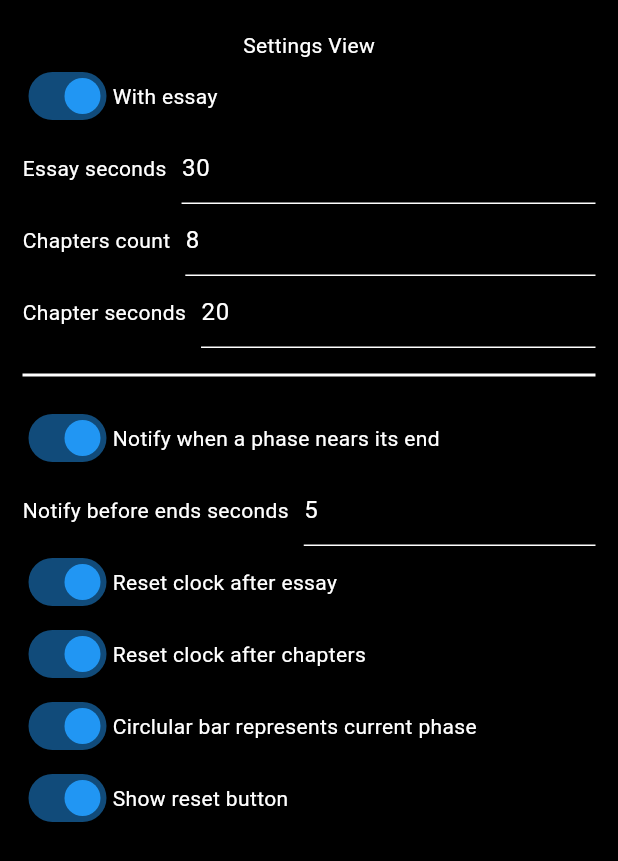
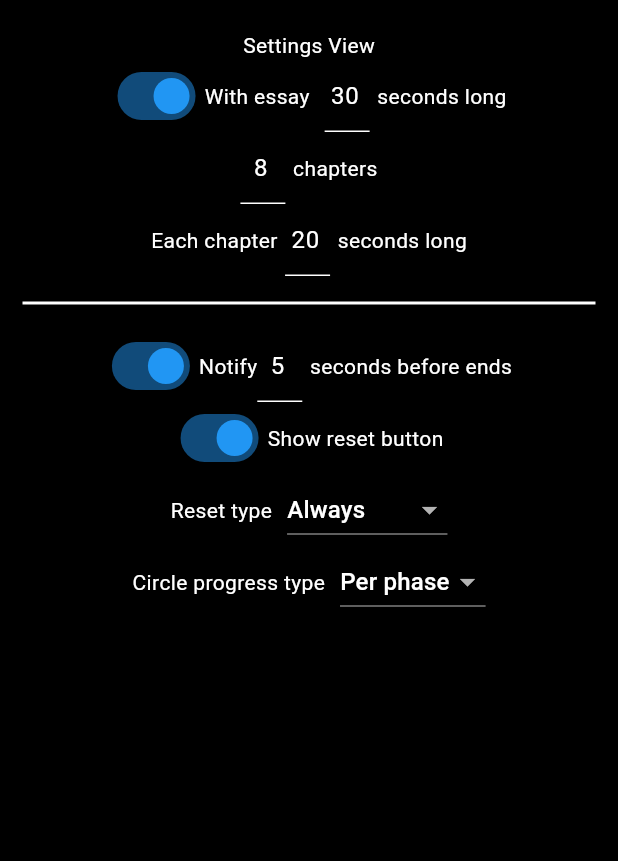
Before and after one commit to dvirberlo/psychoclock_flutter, a Flutter app: the SettingsView widget shown alone on an empty page, opened directly, on a phone screen of 412 x 824 dp. Shown: the top 861 px of the screen. Run offline on Flutter 3.47's test engine with Material 2 defaults, Android fonts, the phone set to English and light mode, and no system bars; our stand-ins replace rxdart, shared_preferences; missing offline and left inert: flutter_adaptive_scaffold; accounts and stored records are empty; Roboto replaces fonts that are missing (Hind).

Commit message:
feat: better settings model and UI

```diff
--- a/lib/controllers/clock_controller.dart
+++ b/lib/controllers/clock_controller.dart
@@ -222,10 +222,11 @@ class ClockController {
     final cache = _tickCache!;
     var seconds = cache.ranSeconds;
     if (cache.phase.type == ClockPhaseType.chapters) {
-      if (settings.resetVisualClockEssay && settings.withEssay) {
+      if (settings.resetType != ResetType.never && settings.withEssay) {
         seconds -= settings.essaySeconds;
       }
-      if (settings.resetVisualClockChapter && (cache.phase.counter ?? 0) > 0) {
+      if (settings.resetType == ResetType.always &&
+          (cache.phase.counter ?? 0) > 0) {
         seconds = seconds % settings.chapterSeconds;
       }
     }
--- a/lib/controllers/settings_controller.dart
+++ b/lib/controllers/settings_controller.dart
@@ -28,16 +28,12 @@ class SettingsController {
       defaultSettings.secondsLeftCount, () => _instance._onSettingsChanged());
   final notifyEnds = Streamable<bool>.withListener(
       defaultSettings.notifyEnds, () => _instance._onSettingsChanged());
-  final resetVisualClockEssay = Streamable<bool>.withListener(
-      defaultSettings.resetVisualClockEssay,
-      () => _instance._onSettingsChanged());
-  final resetVisualClockChapter = Streamable<bool>.withListener(
-      defaultSettings.resetVisualClockChapter,
-      () => _instance._onSettingsChanged());
+  final showReset = Streamable<bool>.withListener(
+      defaultSettings.showReset, () => _instance._onSettingsChanged());
   final progressType = Streamable<ProgressType>.withListener(
       defaultSettings.progressType, () => _instance._onSettingsChanged());
-  final showReset = Streamable<bool>.withListener(
-      defaultSettings.showReset, () => _instance._onSettingsChanged());
+  final resetType = Streamable<ResetType>.withListener(
+      defaultSettings.resetType, () => _instance._onSettingsChanged());
 
   Settings generateSettings() => Settings(
         withEssay: withEssay.current,
@@ -47,10 +43,9 @@ class SettingsController {
         notifyBeforeEnd: notifyBeforeEnd.current,
         secondsLeftCount: secondsLeftCount.current,
         notifyEnds: notifyEnds.current,
-        resetVisualClockEssay: resetVisualClockEssay.current,
-        resetVisualClockChapter: resetVisualClockChapter.current,
+        showReset: showReset.current,
         progressType: progressType.current,
-        showReset: showReset.current,
+        resetType: resetType.current,
       );
 
   void _setAll(Settings settings) {
@@ -61,10 +56,9 @@ class SettingsController {
     notifyBeforeEnd.set(settings.notifyBeforeEnd);
     secondsLeftCount.set(settings.secondsLeftCount);
     notifyEnds.set(settings.notifyEnds);
-    resetVisualClockEssay.set(settings.resetVisualClockEssay);
-    resetVisualClockChapter.set(settings.resetVisualClockChapter);
+    showReset.set(settings.showReset);
     progressType.set(settings.progressType);
-    showReset.set(settings.showReset);
+    resetType.set(settings.resetType);
   }
 
   static const _storageKey = 'settingsV${Settings.version}';
--- a/lib/models/settings.dart
+++ b/lib/models/settings.dart
@@ -24,8 +24,36 @@ extension ProgressTypeJsonable on ProgressType {
   }
 }
 
+enum ResetType { never, essay, always }
+
+extension ResetTypeJsonable on ResetType {
+  String toJson() {
+    switch (this) {
+      case ResetType.never:
+        return 'never';
+      case ResetType.essay:
+        return 'essay';
+      case ResetType.always:
+        return 'always';
+    }
+  }
+
+  static ResetType? fromJson(String? json) {
+    switch (json) {
+      case 'never':
+        return ResetType.never;
+      case 'essay':
+        return ResetType.essay;
+      case 'always':
+        return ResetType.always;
+      default:
+        return null;
+    }
+  }
+}
+
 class Settings {
-  static const int version = 2;
+  static const int version = 3;
 
   bool withEssay;
   int essaySeconds;
@@ -34,10 +62,9 @@ class Settings {
   bool notifyBeforeEnd;
   int secondsLeftCount;
   bool notifyEnds;
-  bool resetVisualClockEssay;
-  bool resetVisualClockChapter;
+  bool showReset;
+  ResetType resetType;
   ProgressType progressType;
-  bool showReset;
 
   Settings({
     this.withEssay = true,
@@ -47,10 +74,9 @@ class Settings {
     this.notifyBeforeEnd = true,
     this.secondsLeftCount = 5 * 60,
     this.notifyEnds = true,
-    this.resetVisualClockEssay = true,
-    this.resetVisualClockChapter = true,
+    this.showReset = true,
+    this.resetType = ResetType.always,
     this.progressType = ProgressType.perPhase,
-    this.showReset = true,
   });
 
   Settings.fromJson(Map<String, dynamic> json)
@@ -64,13 +90,11 @@ class Settings {
         secondsLeftCount =
             json['secondsLeftCount'] ?? defaultSettings.secondsLeftCount,
         notifyEnds = json['notifyEnds'] ?? defaultSettings.notifyEnds,
-        resetVisualClockEssay = json['resetVisualClockEssay'] ??
-            defaultSettings.resetVisualClockEssay,
-        resetVisualClockChapter = json['resetVisualClockChapter'] ??
-            defaultSettings.resetVisualClockChapter,
+        showReset = json['showReset'] ?? defaultSettings.showReset,
         progressType = ProgressTypeJsonable.fromJson(json['progressType']) ??
             defaultSettings.progressType,
-        showReset = json['showReset'] ?? defaultSettings.showReset;
+        resetType = ResetTypeJsonable.fromJson(json['resetType']) ??
+            defaultSettings.resetType;
 
   Map<String, dynamic> toJson() {
     final data = <String, dynamic>{};
@@ -81,10 +105,9 @@ class Settings {
     data['notifyMinutesLeft'] = notifyBeforeEnd;
     data['secondsLeftCount'] = secondsLeftCount;
     data['notifyEnds'] = notifyEnds;
-    data['resetVisualClockEssay'] = resetVisualClockEssay;
-    data['resetVisualClockChapter'] = resetVisualClockChapter;
+    data['showReset'] = showReset;
+    data['resetType'] = resetType.toJson();
     data['progressType'] = progressType.toJson();
-    data['showReset'] = showReset;
     return data;
   }
 
@@ -96,10 +119,9 @@ class Settings {
     bool? notifyBeforeEnd,
     int? secondsLeftCount,
     bool? notifyEnds,
-    bool? resetVisualClockEssay,
-    bool? resetVisualClockChapter,
+    bool? showReset,
+    ResetType? resetType,
     ProgressType? progressType,
-    bool? showReset,
   }) {
     return Settings(
       withEssay: withEssay ?? this.withEssay,
@@ -109,12 +131,9 @@ class Settings {
       notifyBeforeEnd: notifyBeforeEnd ?? this.notifyBeforeEnd,
       secondsLeftCount: secondsLeftCount ?? this.secondsLeftCount,
       notifyEnds: notifyEnds ?? this.notifyEnds,
-      resetVisualClockEssay:
-          resetVisualClockEssay ?? this.resetVisualClockEssay,
-      resetVisualClockChapter:
-          resetVisualClockChapter ?? this.resetVisualClockChapter,
+      showReset: showReset ?? this.showReset,
+      resetType: resetType ?? this.resetType,
       progressType: progressType ?? this.progressType,
-      showReset: showReset ?? this.showReset,
     );
   }
 }
--- a/lib/views/settings/settings_view.dart
+++ b/lib/views/settings/settings_view.dart
@@ -20,80 +20,87 @@ class SettingsView extends StatelessWidget {
               return Column(
                 children: [
                   _Toggle(
-                    label: 'With essay',
                     initValue: settings.withEssay,
                     onChanged: (value) =>
                         SettingsController().withEssay.set(value),
-                  ),
+                    labelWidget: Row(
+                      children: [
+                        const Text('With essay'),
+                        const SizedBox(width: 10),
                         if (settings.withEssay)
                           _DoubleField(
-                      label: 'Essay seconds',
+                            afterLabel: 'seconds long',
                             initValue: settings.essaySeconds,
                             onChanged: (value) {
                               SettingsController().essaySeconds.set(value);
                             },
                           ),
+                      ],
+                    ),
+                  ),
                   _IntField(
-                    label: 'Chapters count',
+                    afterLabel: 'chapters',
                     initValue: settings.chaptersCount,
                     onChanged: (value) =>
                         SettingsController().chaptersCount.set(value),
                   ),
                   if (settings.chaptersCount > 0)
                     _DoubleField(
-                      label: 'Chapter seconds',
+                      label: 'Each chapter',
+                      afterLabel: 'seconds long',
                       initValue: settings.chapterSeconds,
                       onChanged: (value) {
                         SettingsController().chapterSeconds.set(value);
                       },
                     ),
                   const SizedBox(height: 10),
-                  const Divider(
-                    thickness: 2,
-                  ),
+                  const Divider(thickness: 2),
                   const SizedBox(height: 10),
                   _Toggle(
-                    label: 'Notify when a phase nears its end',
                     initValue: settings.notifyBeforeEnd,
                     onChanged: (value) =>
                         SettingsController().notifyBeforeEnd.set(value),
-                  ),
+                    labelWidget: Row(
+                      children: [
+                        const Text('Notify'),
                         if (settings.notifyBeforeEnd)
                           _DoubleField(
-                      label: 'Notify before ends seconds',
+                            afterLabel: 'seconds',
                             initValue: settings.secondsLeftCount,
-                      onChanged: (value) =>
-                          SettingsController().secondsLeftCount.set(value),
+                            onChanged: (value) => SettingsController()
+                                .secondsLeftCount
+                                .set(value),
+                          ),
+                        const Text(' before ends'),
+                      ],
+                    ),
                   ),
                   _Toggle(
-                    label: 'Reset clock after essay',
-                    initValue: settings.resetVisualClockEssay,
-                    onChanged: (value) {
-                      SettingsController().resetVisualClockEssay.set(value);
-                      SettingsController().resetVisualClockChapter.set(value);
-                    },
-                  ),
-                  if (settings.resetVisualClockEssay)
-                    _Toggle(
-                      label: 'Reset clock after chapters',
-                      initValue: settings.resetVisualClockChapter,
-                      onChanged: (value) => SettingsController()
-                          .resetVisualClockChapter
-                          .set(value),
-                    ),
-                  _Toggle(
-                    label: 'Circlular bar represents current phase',
-                    initValue: settings.progressType == ProgressType.perPhase,
-                    onChanged: (value) {
-                      SettingsController().progressType.set(
-                          value ? ProgressType.perPhase : ProgressType.total);
-                    },
-                  ),
-                  _Toggle(
-                    label: 'Show reset button',
+                    labelWidget: const Text('Show reset button'),
                     initValue: settings.showReset,
                     onChanged: (value) =>
                         SettingsController().showReset.set(value),
+                  ),
+                  _Choice<ResetType>(
+                    label: 'Reset type',
+                    initValue: settings.resetType,
+                    values: const {
+                      ResetType.always: 'Always',
+                      ResetType.essay: 'After essay',
+                      ResetType.never: 'Never',
+                    },
+                    onChanged: (value) =>
+                        SettingsController().resetType.set(value),
+                  ),
+                  _Choice<ProgressType>(
+                    label: 'Circle progress type',
+                    initValue: settings.progressType,
+                    values: const {
+                      ProgressType.total: 'Total',
+                      ProgressType.perPhase: 'Per phase',
+                    },
+                    onChanged: (value) =>
+                        SettingsController().progressType.set(value),
                   ),
                 ],
               );
@@ -105,13 +112,56 @@ class SettingsView extends StatelessWidget {
   }
 }
 
+const _inputsAlignment = MainAxisAlignment.center;
+
+class _Choice<T> extends StatelessWidget {
+  final String label;
+  final T initValue;
+  final Map<T, String> values;
+  final Function(T) onChanged;
+  const _Choice({
+    super.key,
+    this.label = '',
+    required this.initValue,
+    required this.values,
+    required this.onChanged,
+  });
+
+  @override
+  Widget build(BuildContext context) {
+    return Row(
+      mainAxisAlignment: _inputsAlignment,
+      children: [
+        Text(label),
+        const SizedBox(width: 10),
+        DropdownButton<T>(
+          value: initValue,
+          onChanged: (value) => onChanged(value ?? initValue),
+          items: values
+              .map(
+                (key, value) => MapEntry(
+                  key,
+                  DropdownMenuItem(
+                    value: key,
+                    child: Text(value),
+                  ),
+                ),
+              )
+              .values
+              .toList(),
+        ),
+      ],
+    );
+  }
+}
+
 class _Toggle extends StatelessWidget {
-  final String label;
+  final Widget? labelWidget;
   final bool initValue;
   final Function(bool) onChanged;
   const _Toggle({
     super.key,
-    this.label = '',
+    this.labelWidget,
     required this.initValue,
     required this.onChanged,
   });
@@ -119,14 +169,14 @@ class _Toggle extends StatelessWidget {
   @override
   Widget build(BuildContext context) {
     return Row(
-      crossAxisAlignment: CrossAxisAlignment.center,
+      mainAxisAlignment: _inputsAlignment,
       children: [
         Switch(
           value: initValue,
           onChanged: (value) => onChanged(value),
         ),
-        Text(label),
-        const SizedBox(width: 10),
+        if (labelWidget != null) const SizedBox(width: 2),
+        labelWidget ?? const SizedBox.shrink(),
       ],
     );
   }
@@ -134,33 +184,45 @@ class _Toggle extends StatelessWidget {
 
 class _Field extends StatelessWidget {
   final String label;
+  final String afterLabel;
   final String initValue;
   final Function(String) onChanged;
   final TextInputType? keyboardType;
   final List<TextInputFormatter>? inputFormatters;
+  final bool enabled;
   const _Field({
     super.key,
     this.label = '',
+    this.afterLabel = '',
     required this.initValue,
     required this.onChanged,
     this.keyboardType,
     this.inputFormatters,
+    this.enabled = true,
   });
 
   @override
   Widget build(BuildContext context) {
     return Row(
-      crossAxisAlignment: CrossAxisAlignment.center,
+      mainAxisAlignment: _inputsAlignment,
       children: [
         Text(label),
-        const SizedBox(width: 10),
-        Expanded(
+        if (label.isNotEmpty) const SizedBox(width: 5),
+        Container(
+          constraints: const BoxConstraints(maxWidth: 30),
           child: TextFormField(
             keyboardType: keyboardType,
             inputFormatters: inputFormatters,
             onChanged: (value) => onChanged(value),
             initialValue: initValue,
+            enabled: enabled,
+            textAlign: TextAlign.center,
           ),
+        ),
+        if (afterLabel.isNotEmpty) const SizedBox(width: 5),
+        Text(
+          afterLabel,
+          overflow: TextOverflow.ellipsis,
         ),
       ],
     );
@@ -171,9 +233,11 @@ class _DoubleField extends _Field {
   _DoubleField({
     super.key,
     super.label,
+    super.afterLabel = 'seconds',
     required int initValue,
     required Function(int) onChanged,
     devideBy = 60,
+    super.enabled,
   }) : super(
           initValue: ((initValue / devideBy) % 1 != 0)
               ? (initValue / devideBy).toString()
@@ -196,8 +260,10 @@ class _IntField extends _Field {
   _IntField({
     super.key,
     super.label,
+    super.afterLabel,
     required int initValue,
     required Function(int) onChanged,
+    super.enabled,
   }) : super(
           initValue: initValue.toString(),
           onChanged: (value) {
```
Lines whose indentation alone changed are shown as unchanged.
